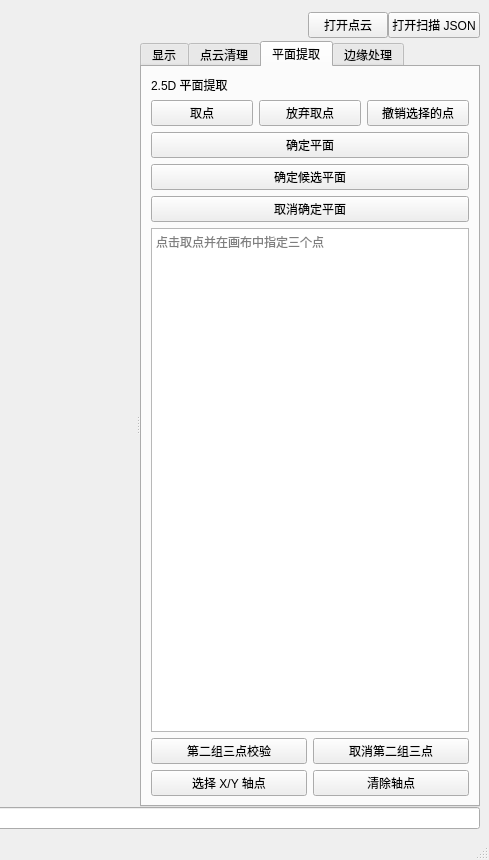
Before: the Qt Designer form apps/pointcloudview/mainwindow.ui in chenzhenjia/pointcloudsuite, drawn with Qt 5; both pictures show x 911 to 1400 and y 0 to 860 of the 1400 by 860 pixel window.
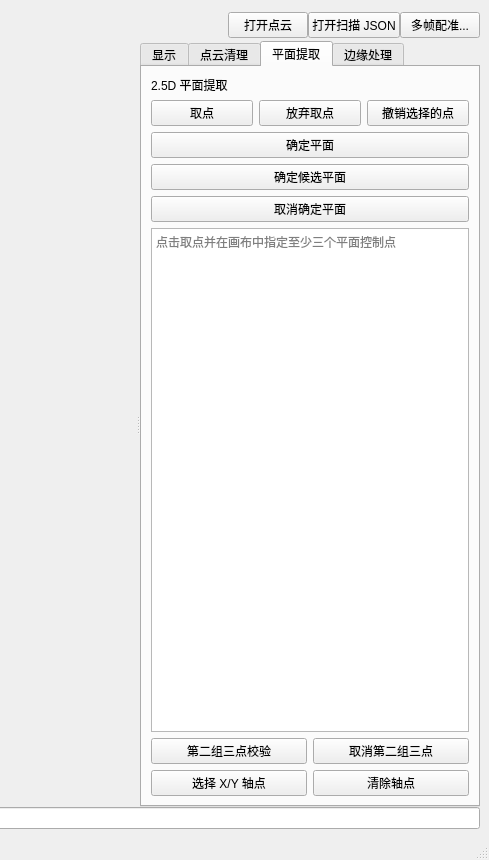
After: the same form once the commit is applied. The open tabs and pages were chosen to show the change.

Diff of the .ui file:
```diff
--- a/apps/pointcloudview/mainwindow.ui
+++ b/apps/pointcloudview/mainwindow.ui
@@ -74,6 +74,13 @@
         </property>
        </widget>
       </item>
+      <item>
+       <widget class="QPushButton" name="btn_multiframe_registration">
+        <property name="text">
+         <string>多帧配准...</string>
+        </property>
+       </widget>
+      </item>
      </layout>
     </item>
     <item>
@@ -505,7 +512,7 @@
                <bool>true</bool>
               </property>
               <property name="placeholderText">
-               <string>点击取点并在画布中指定三个点</string>
+               <string>点击取点并在画布中指定至少三个平面控制点</string>
               </property>
              </widget>
             </item>
```
